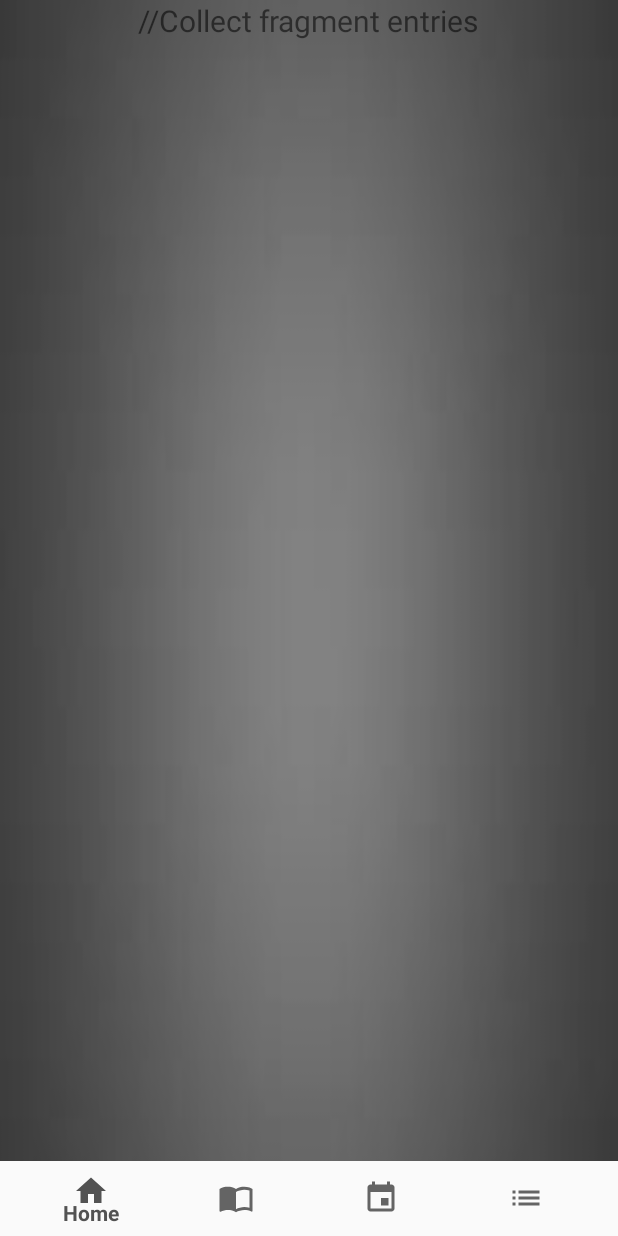
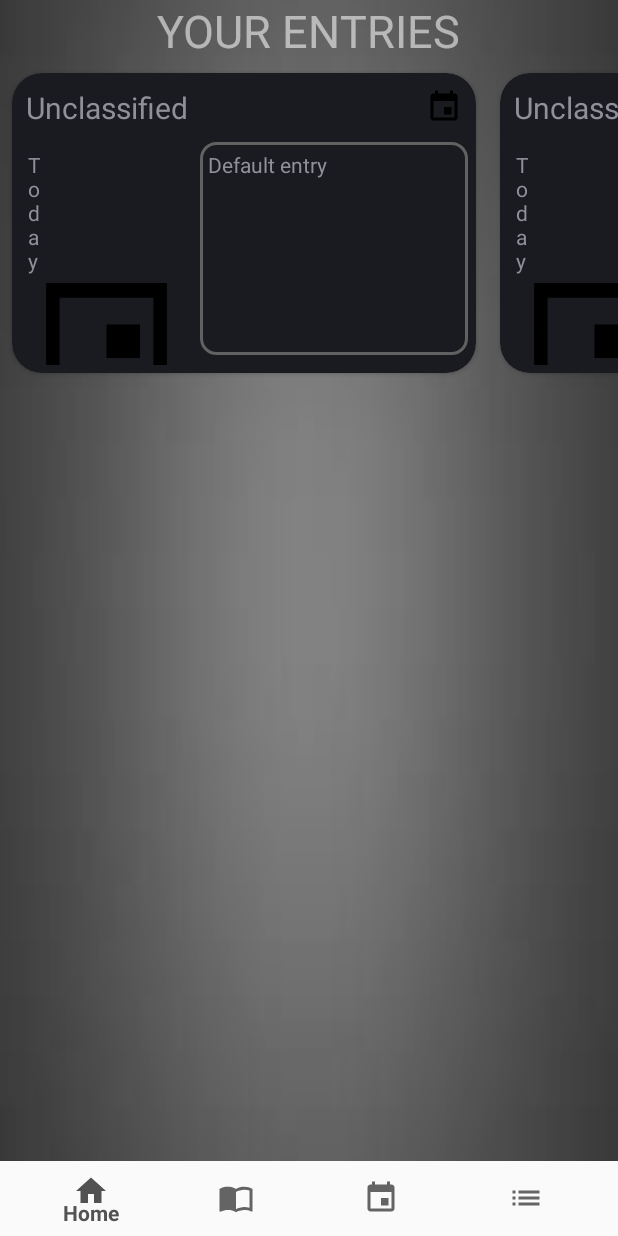
Before and after one commit to Ginnian/Organisational-app, an Android app: the MainActivity screen opened directly, with no data from a screen before it, on a phone screen of 412 x 824 dp. Run offline under Robolectric (Android 15) with nearby library versions, the phone set to English and light mode, and no system bars.

Commit message:
create journal and schedule cardviews, set viewpagers for home fragment

```diff
--- a/app/src/main/AndroidManifest.xml
+++ b/app/src/main/AndroidManifest.xml
@@ -10,7 +10,7 @@
         android:supportsRtl="true"
         android:theme="@style/AppTheme">
         <activity android:name=".LoginRegister.RegistrationActivity" />
-        <activity android:name=".MainActivity" />
+        <activity android:name=".Home.MainActivity" />
         <activity android:name=".LoginRegister.LoginActivity">
             <intent-filter>
                 <action android:name="android.intent.action.MAIN" />
--- /dev/null
+++ b/app/src/main/java/com/example/sd6501_assignment1_2180511/Home/Adapter.java
@@ -0,0 +1,64 @@
+package com.example.sd6501_assignment1_2180511.Home;
+
+import android.content.Context;
+import android.support.annotation.NonNull;
+import android.support.v4.view.PagerAdapter;
+import android.view.LayoutInflater;
+import android.view.View;
+import android.view.ViewGroup;
+import android.widget.ImageView;
+import android.widget.TextView;
+
+import com.example.sd6501_assignment1_2180511.R;
+import com.example.sd6501_assignment1_2180511.Schedule.ScheduleClass;
+
+import java.util.List;
+
+public class Adapter extends PagerAdapter {
+    private List<ScheduleClass> schedules;
+    private LayoutInflater layoutInflater;
+    private Context context;
+
+    public Adapter(List<ScheduleClass> schedules, Context context) {
+        this.schedules = schedules;
+        this.context = context;
+    }
+
+    @Override
+    public int getCount() {
+        return schedules.size();
+    }
+
+    @Override
+    public boolean isViewFromObject(@NonNull View view, @NonNull Object o) {
+        return view.equals(o);
+    }
+
+    @NonNull
+    @Override
+    public Object instantiateItem(@NonNull ViewGroup container, int position) {
+        layoutInflater = LayoutInflater.from(context);
+        View view = layoutInflater.inflate(R.layout.event_card_schedule, container, false);
+
+        ImageView image;
+        TextView subjectTV, entryTV, dateTV;
+
+        image = view.findViewById(R.id.cardEvent_iv_image);
+        subjectTV = view.findViewById(R.id.cardEvent_tv_subject);
+        entryTV = view.findViewById(R.id.cardEvent_tv_entry);
+        dateTV = view.findViewById(R.id.cardEvent_tv_date);
+
+        image.setImageResource(schedules.get(position).getImageResource());
+        subjectTV.setText(schedules.get(position).getSubject());
+        dateTV.setText(schedules.get(position).getDate());
+        entryTV.setText(schedules.get(position).getEntry());
+
+        container.addView(view, 0);
+        return view;
+    }
+
+    @Override
+    public void destroyItem(@NonNull ViewGroup container, int position, @NonNull Object object) {
+        container.removeView((View)object);
+    }
+}
--- /dev/null
+++ b/app/src/main/java/com/example/sd6501_assignment1_2180511/Home/HomeFragment.java
@@ -0,0 +1,70 @@
+package com.example.sd6501_assignment1_2180511.Home;
+
+import android.animation.ArgbEvaluator;
+import android.os.Bundle;
+import android.support.annotation.NonNull;
+import android.support.annotation.Nullable;
+import android.support.v4.app.Fragment;
+import android.support.v4.view.ViewPager;
+import android.view.LayoutInflater;
+import android.view.View;
+import android.view.ViewGroup;
+
+import com.example.sd6501_assignment1_2180511.R;
+import com.example.sd6501_assignment1_2180511.Schedule.ScheduleClass;
+
+import java.util.ArrayList;
+import java.util.List;
+
+public class HomeFragment extends Fragment {
+    private static final String TAG = "HomeFragment";
+//    ExpandableListView elv;
+    ViewPager viewPager;
+    Adapter adapter;
+    List<ScheduleClass> schedules;
+    Integer[] colors = null;
+    ArgbEvaluator argbEvaluator = new ArgbEvaluator();
+
+    @Nullable
+    @Override
+    public View onCreateView(@NonNull LayoutInflater inflater, @Nullable ViewGroup container, @Nullable Bundle savedInstanceState) {
+        View v =  inflater.inflate(R.layout.fragment_home,container,false);
+
+        schedules = new ArrayList<>();
+        schedules.add(new ScheduleClass());
+        schedules.add(new ScheduleClass());
+        schedules.add(new ScheduleClass());
+        schedules.add(new ScheduleClass());
+        schedules.add(new ScheduleClass());
+
+        adapter = new Adapter(schedules, getActivity().getApplicationContext());
+
+        viewPager = v.findViewById(R.id.home_vp_schedule);
+        viewPager.setAdapter(adapter);
+        viewPager.setPadding(0,0,130,0);
+
+        viewPager.setOnPageChangeListener(new ViewPager.OnPageChangeListener() {
+            @Override
+            public void onPageScrolled(int i, float v, int i1) {
+                viewPager.setBackgroundColor(getResources().getColor(R.color.transparent));
+            }
+
+            @Override
+            public void onPageSelected(int i) {
+
+            }
+
+            @Override
+            public void onPageScrollStateChanged(int i) {
+
+            }
+        });
+//        elv = v.findViewById(R.id.home_evl_overview);
+
+        //create and display list of entries
+        //sort by date
+        //sort by category
+
+        return v;
+    }
+}
--- a/app/src/main/java/com/example/sd6501_assignment1_2180511/MainActivity.java
+++ b/app/src/main/java/com/example/sd6501_assignment1_2180511/Home/MainActivity.java
@@ -1,4 +1,4 @@
-package com.example.sd6501_assignment1_2180511;
+package com.example.sd6501_assignment1_2180511.Home;
 
 import android.support.annotation.NonNull;
 import android.support.design.widget.BottomNavigationView;
@@ -11,10 +11,14 @@ import android.widget.TextView;
 import android.widget.Toast;
 
 import com.example.sd6501_assignment1_2180511.Journal.JournalFragment;
+import com.example.sd6501_assignment1_2180511.R;
 import com.example.sd6501_assignment1_2180511.Schedule.ScheduleFragment;
 import com.example.sd6501_assignment1_2180511.ToDo.ToDoFragment;
 
 public class MainActivity extends AppCompatActivity {
+    //debug
+    private static final String TAG = "MainActivity";
+
     EditText title;
     EditText subject;
     EditText entry;
--- a/app/src/main/java/com/example/sd6501_assignment1_2180511/HomeFragment.java
+++ /dev/null
@@ -1,28 +0,0 @@
-package com.example.sd6501_assignment1_2180511;
-
-import android.os.Bundle;
-import android.support.annotation.NonNull;
-import android.support.annotation.Nullable;
-import android.support.v4.app.Fragment;
-import android.view.LayoutInflater;
-import android.view.View;
-import android.view.ViewGroup;
-import android.widget.ExpandableListView;
-
-public class HomeFragment extends Fragment {
-    ExpandableListView elv;
-
-    @Nullable
-    @Override
-    public View onCreateView(@NonNull LayoutInflater inflater, @Nullable ViewGroup container, @Nullable Bundle savedInstanceState) {
-        View v =  inflater.inflate(R.layout.fragment_home,container,false);
-
-        elv = v.findViewById(R.id.home_evl_overview);
-
-        //create and display list of entries
-        //sort by date
-        //sort by category
-
-        return v;
-    }
-}
--- a/app/src/main/java/com/example/sd6501_assignment1_2180511/LoginRegister/LoginActivity.java
+++ b/app/src/main/java/com/example/sd6501_assignment1_2180511/LoginRegister/LoginActivity.java
@@ -13,10 +13,9 @@ import android.view.View;
 import android.widget.Button;
 import android.widget.EditText;
 import android.widget.TextView;
-import android.widget.Toast;
 
 import com.example.sd6501_assignment1_2180511.DatabaseHandlerUsers;
-import com.example.sd6501_assignment1_2180511.MainActivity;
+import com.example.sd6501_assignment1_2180511.Home.MainActivity;
 import com.example.sd6501_assignment1_2180511.R;
 
 import java.util.ArrayList;
--- a/app/src/main/java/com/example/sd6501_assignment1_2180511/Schedule/ScheduleAdapter.java
+++ b/app/src/main/java/com/example/sd6501_assignment1_2180511/Schedule/ScheduleAdapter.java
@@ -34,7 +34,7 @@ public class ScheduleAdapter extends RecyclerView.Adapter<ScheduleAdapter.ViewHo
 
     @Override
     public ViewHolder onCreateViewHolder(ViewGroup viewGroup, int i) {
-        View v = LayoutInflater.from(viewGroup.getContext()).inflate(R.layout.event_card, viewGroup, false);
+        View v = LayoutInflater.from(viewGroup.getContext()).inflate(R.layout.event_card_schedule, viewGroup, false);
         ViewHolder viewholder = new ViewHolder(v);
         return viewholder;
     }
--- /dev/null
+++ b/app/src/main/res/drawable/ic_add_alarm_black_24dp.xml
@@ -0,0 +1,5 @@
+<vector android:autoMirrored="true" android:height="24dp"
+    android:tint="#FFFFFF" android:viewportHeight="24.0"
+    android:viewportWidth="24.0" android:width="24dp" xmlns:android="http://schemas.android.com/apk/res/android">
+    <path android:fillColor="#FF000000" android:pathData="M7.88,3.39L6.6,1.86 2,5.71l1.29,1.53 4.59,-3.85zM22,5.72l-4.6,-3.86 -1.29,1.53 4.6,3.86L22,5.72zM12,4c-4.97,0 -9,4.03 -9,9s4.02,9 9,9c4.97,0 9,-4.03 9,-9s-4.03,-9 -9,-9zM12,20c-3.87,0 -7,-3.13 -7,-7s3.13,-7 7,-7 7,3.13 7,7 -3.13,7 -7,7zM13,9h-2v3L8,12v2h3v3h2v-3h3v-2h-3L13,9z"/>
+</vector>
--- a/app/src/main/res/layout/activity_main.xml
+++ b/app/src/main/res/layout/activity_main.xml
@@ -3,7 +3,7 @@
     xmlns:tools="http://schemas.android.com/tools"
     android:layout_width="match_parent"
     android:layout_height="match_parent"
-    tools:context=".MainActivity"
+    tools:context=".Home.MainActivity"
     android:background="@drawable/gunmetal_grey">
 
     <FrameLayout
--- a/app/src/main/res/layout/event_card.xml
+++ b/app/src/main/res/layout/event_card.xml
@@ -7,7 +7,9 @@
     app:cardCornerRadius="5dp"
     android:layout_margin="5dp"
     android:layout_marginBottom="15dp"
-    app:cardBackgroundColor="@color/dark_gray">
+    app:cardBackgroundColor="@color/dark_gray"
+    app:cardPreventCornerOverlap="false"
+    android:background="@android:drawable/dialog_holo_light_frame">
 
     <RelativeLayout
         android:layout_width="match_parent"
--- /dev/null
+++ b/app/src/main/res/layout/event_card_schedule.xml
@@ -0,0 +1,66 @@
+<?xml version="1.0" encoding="utf-8"?>
+<LinearLayout xmlns:android="http://schemas.android.com/apk/res/android"
+    xmlns:tools="http://schemas.android.com/tools"
+    android:layout_width="match_parent"
+    android:layout_height="wrap_content"
+    xmlns:app="http://schemas.android.com/apk/res-auto"
+    >
+
+    <android.support.v7.widget.CardView
+        android:layout_width="match_parent"
+        android:layout_height="200dp"
+        app:cardCornerRadius="20dp"
+        android:layout_margin="8dp">
+
+        <RelativeLayout
+            android:layout_width="match_parent"
+            android:layout_height="wrap_content"
+            android:padding="5dp">
+
+            <TextView
+                android:layout_width="match_parent"
+                android:layout_height="wrap_content"
+                android:id="@+id/cardEvent_tv_subject"
+                android:text="example...."
+                android:inputType="text"
+                android:textSize="20sp"
+                android:padding="4dp"
+                android:drawableRight="@drawable/ic_schedule"
+                />
+
+            <TextView
+                android:layout_width="match_parent"
+                android:layout_height="wrap_content"
+                android:layout_below="@+id/cardEvent_tv_subject"
+                android:id="@+id/cardEvent_tv_entry"
+                android:inputType="textMultiLine"
+                android:maxLines="10"
+                android:minLines="8"
+                android:layout_marginLeft="120dp"
+                android:layout_marginTop="5dp"
+                android:text="entry..."
+                android:background="@drawable/button_border"
+                android:padding="5dp"
+                />
+
+            <TextView
+                android:id="@+id/cardEvent_tv_date"
+                android:layout_width="match_parent"
+                android:layout_height="wrap_content"
+                android:layout_marginRight="275dp"
+                android:layout_marginTop="5dp"
+                android:layout_below="@+id/cardEvent_tv_subject"
+                android:padding="5dp"
+                android:text="date"/>
+
+            <ImageView
+                android:id="@+id/cardEvent_iv_image"
+                android:layout_width="115dp"
+                android:layout_height="115dp"
+                android:padding="4dp"
+                android:layout_below="@+id/cardEvent_tv_date"
+                android:scaleType="centerCrop"
+                tools:srcCompat="@tools:sample/backgrounds/scenic" />
+        </RelativeLayout>
+    </android.support.v7.widget.CardView>
+</LinearLayout>
--- a/app/src/main/res/layout/fragment_home.xml
+++ b/app/src/main/res/layout/fragment_home.xml
@@ -1,7 +1,8 @@
 <?xml version="1.0" encoding="utf-8"?>
 <RelativeLayout xmlns:android="http://schemas.android.com/apk/res/android"
     android:layout_width="match_parent"
-    android:layout_height="match_parent">
+    android:layout_height="match_parent"
+    android:background="@drawable/gunmetal_grey">
 
     <TextView
         android:id="@+id/home_tv_title"
@@ -9,15 +10,43 @@
         android:layout_height="wrap_content"
         android:layout_alignParentTop="true"
         android:layout_centerInParent="true"
-        android:text="//Collect fragment entries"
-        android:textSize="20sp" />
+        android:text="YOUR ENTRIES"
+        android:textColor="@color/transparent_white"
+        android:textSize="30sp" />
 
-    <ExpandableListView
-        android:id="@+id/home_evl_overview"
+    <ScrollView
         android:layout_width="match_parent"
         android:layout_height="match_parent"
         android:layout_below="@+id/home_tv_title"
-        android:divider="@color/colorPrimary">
+        android:fillViewport="true">
 
-    </ExpandableListView>
+        <RelativeLayout
+            android:layout_width="match_parent"
+            android:layout_height="match_parent"
+            android:layout_below="@+id/home_tv_title">
+
+            <android.support.v4.view.ViewPager
+                android:foregroundGravity="center"
+                android:id="@+id/home_vp_schedule"
+                android:layout_alignParentLeft="true"
+                android:overScrollMode="never"
+                android:clipToPadding="false"
+                android:layout_width="match_parent"
+                android:layout_height="250dp">
+            </android.support.v4.view.ViewPager>
+
+            <android.support.v4.view.ViewPager
+                android:foregroundGravity="center"
+                android:id="@+id/home_vp_journal"
+                android:layout_alignParentLeft="true"
+                android:overScrollMode="never"
+                android:clipToPadding="false"
+                android:layout_width="match_parent"
+                android:layout_height="250dp"
+                android:layout_below="@+id/home_vp_schedule">
+            </android.support.v4.view.ViewPager>
+
+        </RelativeLayout>
+
+    </ScrollView>
 </RelativeLayout>
--- a/app/src/main/res/layout/fragment_journal.xml
+++ b/app/src/main/res/layout/fragment_journal.xml
@@ -1,7 +1,9 @@
 <?xml version="1.0" encoding="utf-8"?>
 <RelativeLayout xmlns:android="http://schemas.android.com/apk/res/android"
+    xmlns:app="http://schemas.android.com/apk/res-auto"
     android:layout_width="match_parent"
-    android:layout_height="match_parent">
+    android:layout_height="match_parent"
+    android:background="@drawable/gunmetal_grey">
 
     <EditText
         android:id="@+id/jourrnalEntry_et_title"
--- a/app/src/main/res/values/styles.xml
+++ b/app/src/main/res/values/styles.xml
@@ -8,5 +8,4 @@
         <item name="colorAccent">@color/colorAccent</item>
     </style>
 
-
 </resources>
```
Also changed, not shown: app/src/main/res/layout/event_card_journal.xml (added, +55 -0 lines), app/src/main/res/values/colors.xml (+7 -0 lines).
